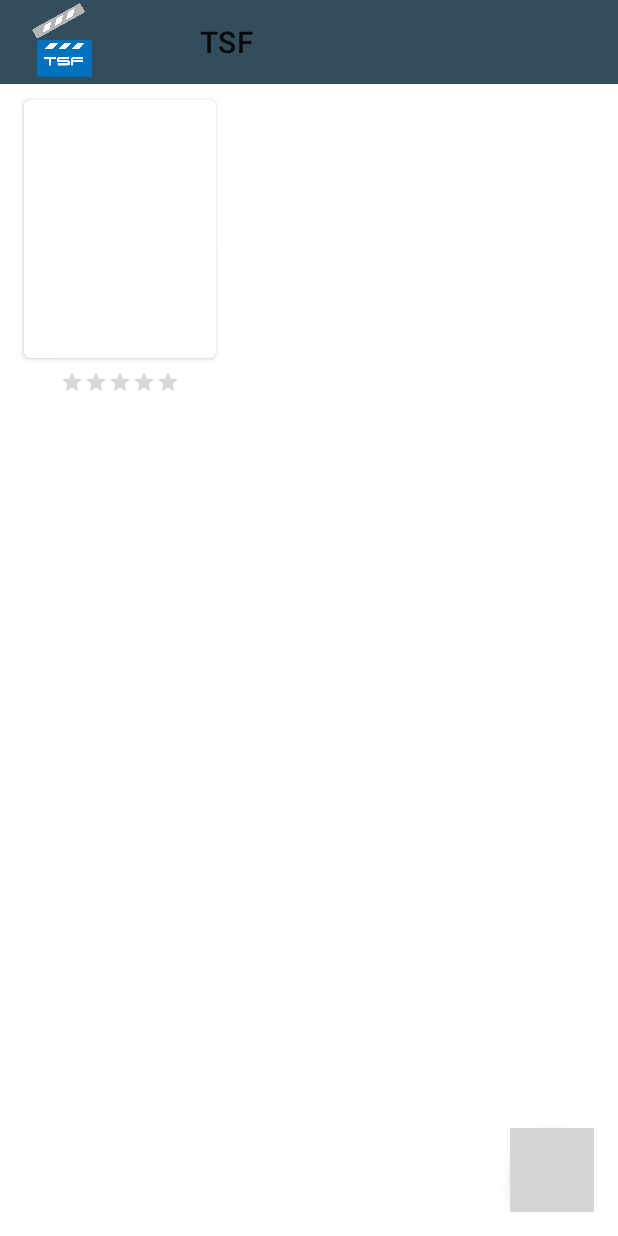
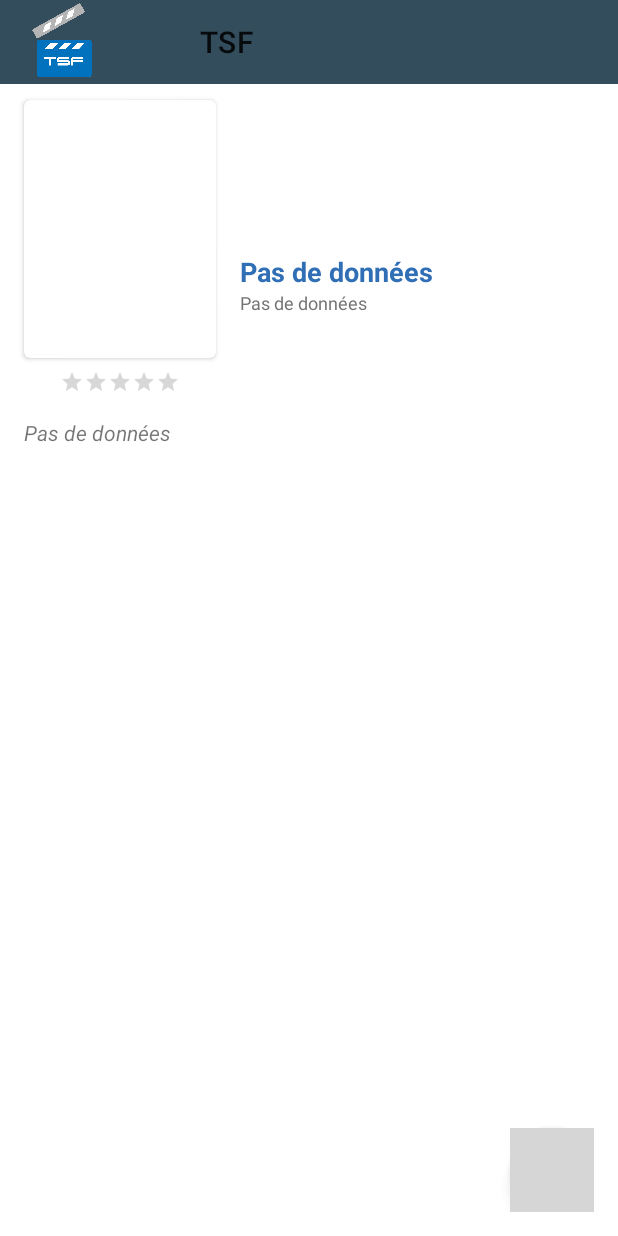
Before and after one commit to B3njaminV/kotlin-tsf-app, an Android app: the FilmFragment screen opened directly, with no data from a screen before it, on a phone screen of 412 x 824 dp. Run offline under Robolectric (Android 15) with nearby library versions, the phone set to English and light mode, and no system bars; our stand-ins replace data binding; pictures from the network do not load; 4 statements that could not run were skipped; grey boxes are pictures that could not be loaded.

Commit message:
:pushpin: Correctif

```diff
--- a/app/src/main/java/fr/iut/tsf/adapater/AdaptateurRecherche.kt
+++ b/app/src/main/java/fr/iut/tsf/adapater/AdaptateurRecherche.kt
@@ -24,7 +24,7 @@ class AdaptateurRecherche(private val listener: Callbacks) :
         private val PATHFORPICTURE = "https://image.tmdb.org/t/p/w500/"
         val film: Film? get() = binding.film
         init {
-            itemView.setOnClickListener { film?.let { listener.onFilmSelect(it.id) } }
+            //itemView.setOnClickListener { film?.let { listener.onFilmSelect(it.id) } }
         }
         fun bind(flm: Film) {
             binding.film = flm
--- a/app/src/main/java/fr/iut/tsf/fragments/RechercheFragment.kt
+++ b/app/src/main/java/fr/iut/tsf/fragments/RechercheFragment.kt
@@ -55,9 +55,6 @@ class RechercheFragment : Fragment(), AdaptateurRecherche.Callbacks {
             override fun afterTextChanged(s: Editable?) {
                 lifecycleScope.launchWhenResumed {
                     dataList = viewModel.search(s.toString())
-                    dataList.observe(viewLifecycleOwner) {
-                        adaptateurContenu.submitList(dataList.value)
-                    }
                 }
             }
             override fun beforeTextChanged(s: CharSequence?, start: Int, count: Int, after: Int) {}
--- a/app/src/main/res/layout/fragment_data.xml
+++ b/app/src/main/res/layout/fragment_data.xml
@@ -59,7 +59,7 @@
                 android:layout_marginTop="16dp"
                 android:layout_marginEnd="16dp"
                 android:textColor="@color/truetsfblue"
-                android:text="@{film.title}"
+                android:text="@{film.title ?? @string/no_data}"
                 android:textSize="18sp"
                 android:textStyle="bold"
                 app:layout_constraintEnd_toEndOf="parent"
@@ -72,7 +72,7 @@
                 android:layout_height="wrap_content"
                 android:textColor="#757575"
                 android:textSize="12sp"
-                android:text="@{film.releaseDate}"
+                android:text="@{film.releaseDate ?? @string/no_data}"
                 app:layout_constraintStart_toStartOf="@+id/title"
                 app:layout_constraintTop_toBottomOf="@+id/title" />
 
@@ -91,7 +91,7 @@
                 android:layout_marginTop="16dp"
                 android:layout_marginEnd="16dp"
                 android:maxLines="15"
-                android:text="@{film.overview}"
+                android:text="@{film.overview ?? @string/no_data}"
                 android:textStyle="italic"
                 app:layout_constraintEnd_toEndOf="parent"
                 app:layout_constraintStart_toStartOf="parent"
--- a/app/src/main/res/values/strings.xml
+++ b/app/src/main/res/values/strings.xml
@@ -5,5 +5,6 @@
     <string name="cdfab">CDFAB</string>
     <string name="filmPopulaire">Films Populaires</string>
     <string name="addFavoris">Ajouté aux favoris !</string>
-    <string name="recherche">Recherche</string>
+    <string name="recherche">Recherche</string>*
+    <string name="no_data">Pas de données</string>
 </resources>
```
